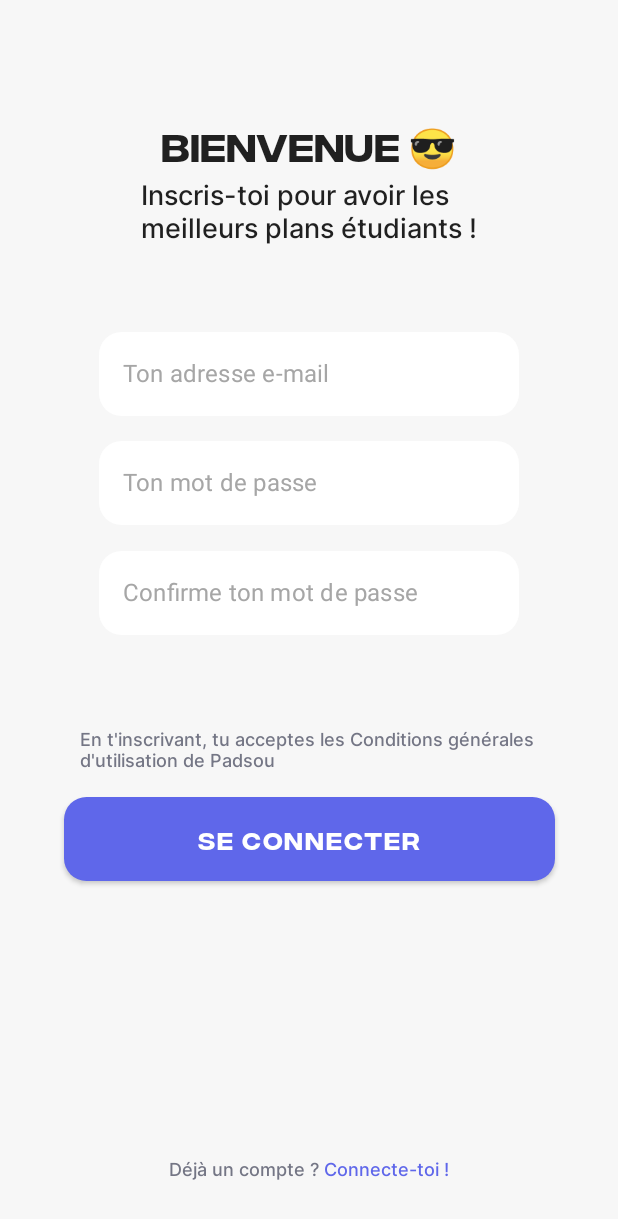
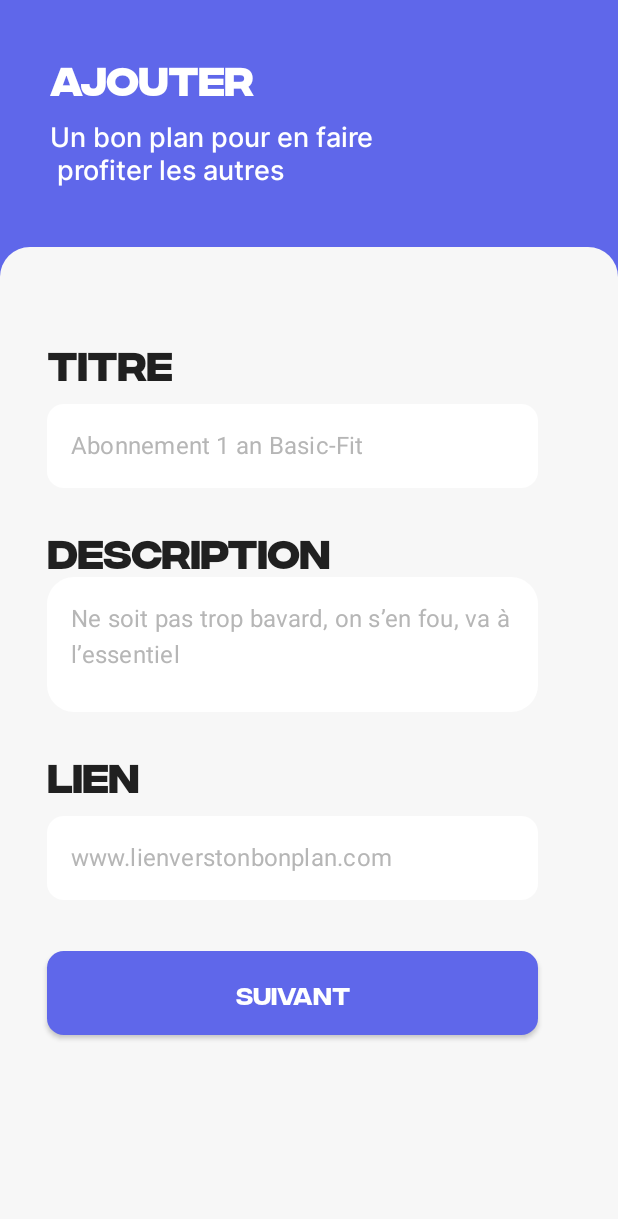
Before and after one commit to TiclemFR/android, an Android app built with Jetpack Compose: the screen it shows after launch (MainActivity), on a phone screen of 412 x 824 dp. Shown: the top 1219 px of the screen. Run offline under Robolectric (Android 15) with nearby library versions, the phone set to English and light mode, and no system bars; our stand-ins replace accompanist.

Commit message:
Bon plan page

```diff
--- a/app/build.gradle
+++ b/app/build.gradle
@@ -60,5 +60,7 @@ dependencies {
     androidTestImplementation "androidx.compose.ui:ui-test-junit4:$compose_version"
     debugImplementation "androidx.compose.ui:ui-tooling:$compose_version"
     debugImplementation "androidx.compose.ui:ui-test-manifest:$compose_version"
-    implementation("androidx.navigation:navigation-compose:$nav_version")
+    implementation "androidx.navigation:navigation-compose:$nav_version"
+    implementation "com.google.accompanist:accompanist-pager:0.23.1"
+    implementation "com.google.accompanist:accompanist-pager-indicators:0.23.1"
 }
--- /dev/null
+++ b/app/src/main/java/com/example/projetandroid/BonPlan/BonPlan.kt
@@ -0,0 +1,81 @@
+package com.example.projetandroid.BonPlan
+
+import androidx.compose.foundation.background
+import androidx.compose.foundation.layout.*
+import androidx.compose.foundation.shape.RoundedCornerShape
+import androidx.compose.material.Text
+import androidx.compose.runtime.Composable
+import androidx.compose.runtime.rememberCoroutineScope
+import androidx.compose.ui.Alignment
+import androidx.compose.ui.Modifier
+import androidx.compose.ui.draw.clip
+import androidx.compose.ui.graphics.Color
+import androidx.compose.ui.graphics.RectangleShape
+import androidx.compose.ui.unit.dp
+import androidx.navigation.NavController
+import com.google.accompanist.pager.ExperimentalPagerApi
+import com.google.accompanist.pager.HorizontalPager
+import com.google.accompanist.pager.HorizontalPagerIndicator
+import com.google.accompanist.pager.rememberPagerState
+import com.example.projetandroid.ui.theme.*
+
+@OptIn(ExperimentalPagerApi::class)
+@Composable
+fun BonPlan(navController: NavController){
+    val pagerState = rememberPagerState()
+    val coroutineScope = rememberCoroutineScope()
+    Column(horizontalAlignment = Alignment.CenterHorizontally,
+        modifier = Modifier
+            .fillMaxHeight()
+            .background(ButtonColor)) {
+        Row(modifier = Modifier
+            .fillMaxWidth()
+            .padding(top = 36.dp, start = 33.dp)) {
+            Text(text = "Ajouter", style = Typography.h1, color = Color.White)
+        }
+        Row(modifier = Modifier
+            .fillMaxWidth()
+            .padding(top = 13.dp, start = 33.dp)) {
+            Text(
+                text = "Un bon plan pour en faire\n profiter les autres",
+                style = Typography.h2,
+                color = Color.White
+            )
+        }
+        Column(horizontalAlignment = Alignment.CenterHorizontally,
+            modifier = Modifier
+                .fillMaxHeight()
+                .padding(top = 40.dp)
+                .clip(shape = RoundedCornerShape(topEnd = 20.dp, topStart = 20.dp))
+                .background(BackgroundColor)
+        ) {
+            Row(horizontalArrangement = Arrangement.Center,
+                modifier = Modifier
+                    .padding(top = 27.dp)
+            ) {
+                HorizontalPagerIndicator(
+                    pagerState = pagerState,
+                    activeColor = ButtonColor,
+                    inactiveColor = Color(0xffbabfcd),
+                    indicatorHeight = 7.dp,
+                    indicatorWidth = 46.dp,
+                    spacing = 12.dp
+                )
+            }
+            Row(horizontalArrangement = Arrangement.Center,
+                modifier = Modifier.fillMaxHeight()) {
+                HorizontalPager(count = 2,
+                    state = pagerState) {page ->
+                    if (page == 0){
+                        BonPlanDesc(pagerState, coroutineScope)
+                    }else if (page == 1){
+                        BonPlanImg(navController)
+                    }
+
+                }
+            }
+
+        }
+
+    }
+}
--- /dev/null
+++ b/app/src/main/java/com/example/projetandroid/BonPlan/BonPlanDesc.kt
@@ -0,0 +1,101 @@
+package com.example.projetandroid.BonPlan
+
+import androidx.compose.foundation.layout.*
+import androidx.compose.foundation.shape.RoundedCornerShape
+import androidx.compose.material.*
+import androidx.compose.runtime.*
+import androidx.compose.ui.Modifier
+import androidx.compose.ui.graphics.Color
+import androidx.compose.ui.unit.dp
+import com.example.projetandroid.login.Input
+import com.example.projetandroid.ui.theme.BackgroundColorInput
+import com.example.projetandroid.ui.theme.ButtonColor
+import com.example.projetandroid.ui.theme.PlaceHolderColor
+import com.example.projetandroid.ui.theme.Typography
+import com.google.accompanist.pager.ExperimentalPagerApi
+import com.google.accompanist.pager.PagerState
+import kotlinx.coroutines.CoroutineScope
+import kotlinx.coroutines.MainScope
+import kotlinx.coroutines.launch
+
+@OptIn(ExperimentalPagerApi::class)
+@Composable
+fun BonPlanDesc(pagerState: PagerState, coroutineScope: CoroutineScope){
+    var title by remember { mutableStateOf("") }
+    var description by remember { mutableStateOf("") }
+    var link by remember { mutableStateOf("") }
+    Column() {
+        //Title
+        Row(modifier = Modifier
+            .fillMaxWidth()
+            .padding(top = 34.dp, start = 31.dp)) {
+            Text(text = "Titre", style = Typography.h1)
+        }
+        Row(modifier = Modifier
+            .fillMaxWidth()
+            .padding(top = 2.dp, start = 31.dp)) {
+            Input(value = title, placeholder = "Abonnement 1 an Basic-Fit",
+                onValueChange = {newText -> title = newText})
+        }
+        //Desc
+        Row(modifier = Modifier
+            .fillMaxWidth()
+            .padding(top = 26.dp, start = 31.dp)) {
+            Text(text = "Description", style = Typography.h1)
+        }
+        Row(modifier = Modifier
+            .fillMaxWidth()
+            .padding(top = 2.dp, start = 31.dp)) {
+            TextField(value = description,
+                modifier = Modifier.width(327.dp).height(90.dp),
+                onValueChange = { description = it },
+                placeholder = { Text(text = "Ne soit pas trop bavard, on s’en fou, va à l’essentiel")},
+                shape = RoundedCornerShape(20),
+                colors = TextFieldDefaults.textFieldColors(
+                    backgroundColor = BackgroundColorInput,
+                    placeholderColor = PlaceHolderColor,
+                    focusedIndicatorColor = Color.Transparent,
+                    unfocusedIndicatorColor = Color.Transparent,
+                    disabledIndicatorColor = Color.Transparent,
+                ),
+            )
+        }
+        //Lien
+        Row(modifier = Modifier
+            .fillMaxWidth()
+            .padding(top = 26.dp, start = 31.dp)) {
+            Text(text = "Lien", style = Typography.h1)
+        }
+        Row(modifier = Modifier
+            .fillMaxWidth()
+            .padding(top = 2.dp, start = 31.dp)) {
+            Input(value = link, placeholder = "www.lienverstonbonplan.com",
+                onValueChange = {newText -> link = newText})
+        }
+        //Button next
+        Row(modifier = Modifier
+            .fillMaxWidth()
+            .padding(top = 34.dp, start = 31.dp)) {
+            Button(onClick = {
+                page2(pagerState, coroutineScope)
+            },
+                colors = ButtonDefaults.buttonColors(backgroundColor = ButtonColor),
+                shape = RoundedCornerShape(20),
+                modifier = Modifier
+                    .width(327.dp)
+                    .height(56.dp)
+            )
+
+            {
+                Text(text = "SUIVANT",color = Color.White, style = Typography.body2)
+            }
+        }
+    }
+}
+
+@OptIn(ExperimentalPagerApi::class)
+fun page2(pagerState: PagerState, coroutineScope:CoroutineScope){
+    coroutineScope.launch {
+        pagerState.animateScrollToPage(1)
+    }
+}
--- a/app/src/main/java/com/example/projetandroid/MainActivity.kt
+++ b/app/src/main/java/com/example/projetandroid/MainActivity.kt
@@ -8,6 +8,7 @@ import androidx.navigation.NavHostController
 import androidx.navigation.compose.NavHost
 import androidx.navigation.compose.composable
 import androidx.navigation.compose.rememberNavController
+import com.example.projetandroid.BonPlan.BonPlan
 import com.example.projetandroid.login.loginPage
 import com.example.projetandroid.ui.theme.*
 import connectPage
@@ -19,9 +20,11 @@ class MainActivity : ComponentActivity() {
         setContent {
             ProjetAndroidTheme {
                 navController = rememberNavController()
-                NavHost(navController = navController as NavHostController, startDestination = "register"){
+                NavHost(navController = navController as NavHostController,
+                    startDestination = "add"){
                     composable("register"){connectPage(navController)}
                     composable("login"){loginPage(navController)}
+                    composable("add"){ BonPlan(navController = navController)}
                 }
 //                connectPage()
             }
--- a/app/src/main/java/com/example/projetandroid/login/login.kt
+++ b/app/src/main/java/com/example/projetandroid/login/login.kt
@@ -73,7 +73,7 @@ fun loginPage(navController: NavController){
         Row(modifier = Modifier
             .padding(top = 43.dp)) {
             Button(onClick = {
-                //your onclick code
+                navController.navigate("add")
             },
                 colors = ButtonDefaults.buttonColors(backgroundColor = ButtonColor),
                 shape = RoundedCornerShape(20),
--- a/app/src/main/java/com/example/projetandroid/ui/theme/Type.kt
+++ b/app/src/main/java/com/example/projetandroid/ui/theme/Type.kt
@@ -30,5 +30,5 @@ val Typography = Typography(
     body2 = TextStyle(
         fontFamily = InterCF,
         fontSize = 16.sp
-    )
+    ),
 )
```
Also changed, not shown: app/src/main/java/com/example/projetandroid/BonPlan/BonPlanImg.kt (added, +119 -0 lines).
